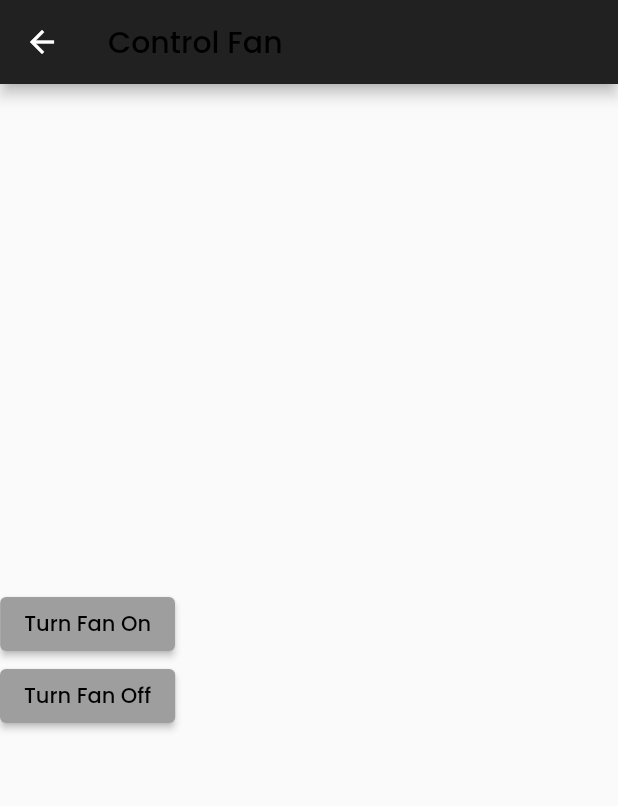
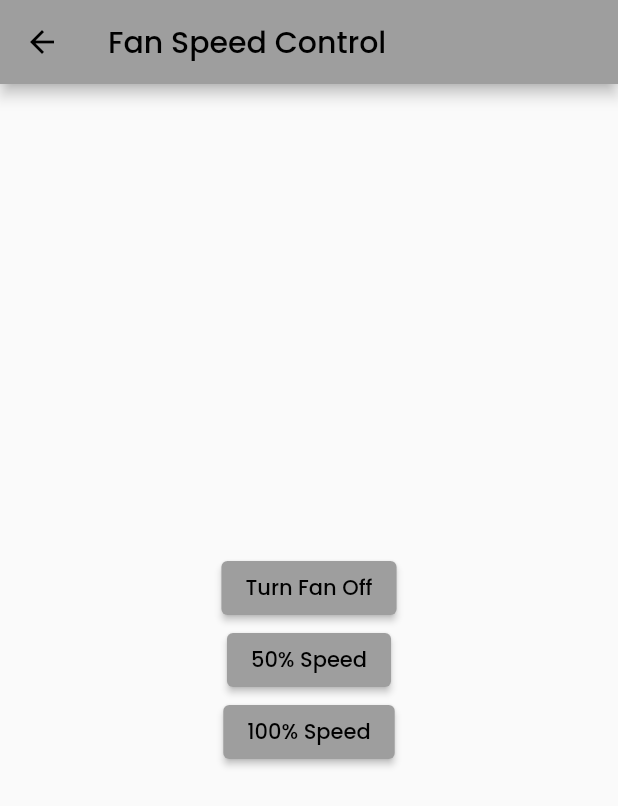
Before and after one commit to prasnaaryal/intruderdetection, a Flutter app: the FanControlScreen screen opened directly, after a tap on "Turn Fan Off", on a phone screen of 412 x 824 dp. Shown: the top 806 px of the screen. Run offline on Flutter 3.47's test engine with Material 2 defaults, Android fonts, the light colour scheme and no system bars; drawn by our look-alikes of loader_overlay; our stand-ins replace cloud_firestore, firebase_auth, firebase_core, firebase_database, firebase_messaging, firebase_storage and 6 more; accounts and stored records are empty.

Commit message:
made some changes in fan screen

```diff
--- a/lib/Screens/Fan.dart
+++ b/lib/Screens/Fan.dart
@@ -1,59 +1,62 @@
+import 'package:firebase_core/firebase_core.dart';
 import 'package:firebase_database/firebase_database.dart';
 import 'package:flutter/material.dart';
 
-import 'dashboard.dart';
-
-class FanControlScreen extends StatefulWidget {
-  const FanControlScreen({Key? key}) : super(key: key);
-
-  @override
-  State<FanControlScreen> createState() => _FanControlScreenState();
+void main() async {
+  WidgetsFlutterBinding.ensureInitialized();
+  await Firebase.initializeApp();
+  runApp(MyApp());
 }
 
-class _FanControlScreenState extends State<FanControlScreen> {
-  final DatabaseReference _fanStatusRef =
-      FirebaseDatabase.instance.reference().child('fan').child('status');
-
-  void _turnFanOn() {
-    _fanStatusRef.set('on');
+class MyApp extends StatelessWidget {
+  @override
+  Widget build(BuildContext context) {
+    return MaterialApp(
+      home: FanControlScreen(),
+    );
+  }
 }
 
-  void _turnFanOff() {
-    _fanStatusRef.set('off');
+class FanControlScreen extends StatelessWidget {
+  final DatabaseReference _fanSpeedRef =
+      FirebaseDatabase.instance.reference().child('fan').child('speed');
+
+  void _setFanSpeed(int speed) {
+    // Update the fan speed value in Firebase
+    _fanSpeedRef.set(speed);
   }
 
   @override
   Widget build(BuildContext context) {
     return Scaffold(
       appBar: AppBar(
-          backgroundColor: Colors.grey[900],
+        title: Text("Fan Speed Control"),
         leading: IconButton(
-            icon: Icon(
-              Icons.arrow_back,
-              color: Colors.white,
-            ),
+          icon: Icon(Icons.arrow_back),
           onPressed: () {
             Navigator.pop(context);
-              Navigator.push(
-                context,
-                MaterialPageRoute(builder: (context) => Dashboard()),
-              );
           },
         ),
-          title: Text("Control Fan"),
       ),
-        body: Column(
+      body: Center(
+        child: Column(
           mainAxisAlignment: MainAxisAlignment.center,
-          children: <Widget>[
+          children: [
             ElevatedButton(
-              onPressed: _turnFanOn,
-              child: Text('Turn Fan On'),
+              onPressed: () => _setFanSpeed(0), // Turn fan off
+              child: Text('Turn Fan Off'),
             ),
             ElevatedButton(
-              onPressed: _turnFanOff,
-              child: Text('Turn Fan Off'),
+              onPressed: () => _setFanSpeed(128), // Set fan speed to 50%
+              child: Text('50% Speed'),
+            ),
+            ElevatedButton(
+              onPressed: () => _setFanSpeed(255), // Set fan speed to 100%
+              child: Text('100% Speed'),
             ),
           ],
-        ));
+        ),
+      ),
+    );
   }
 }
```
Lines whose indentation alone changed are shown as unchanged.
